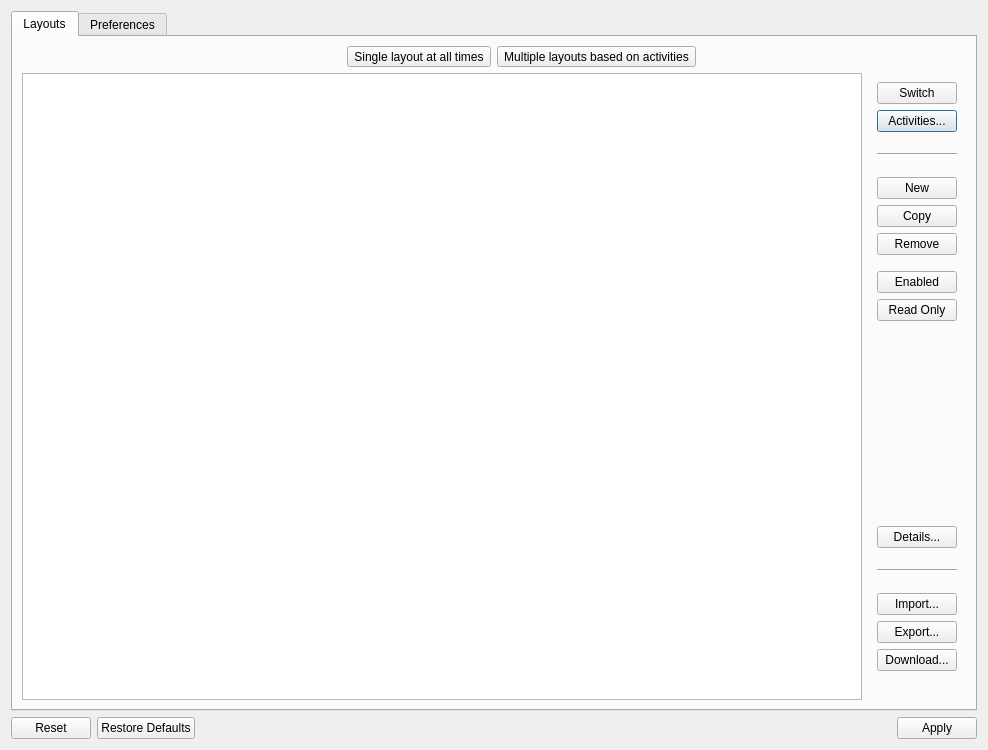
Before: the Qt Designer form app/settings/settingsdialog/settingsdialog.ui in rickysarraf-notmine/latte-dock, drawn with Qt 5.
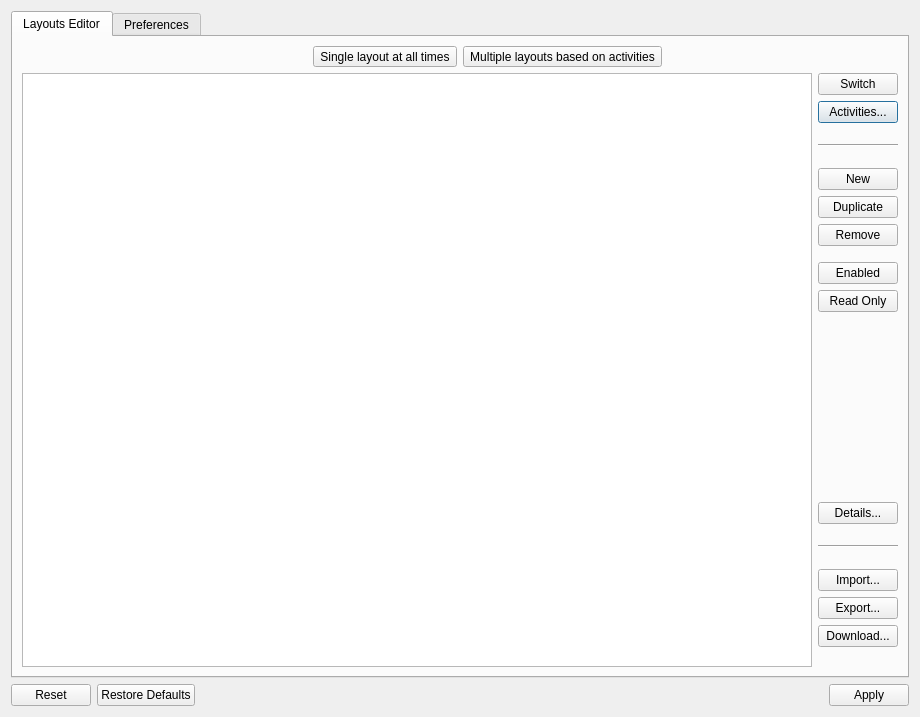
After: the same form once the commit is applied. Icons and pictures are not drawn. Custom widgets are drawn as their Qt base class.

```diff
--- a/app/settings/settingsdialog/settingsdialog.ui
+++ b/app/settings/settingsdialog/settingsdialog.ui
@@ -6,8 +6,8 @@
    <rect>
     <x>0</x>
     <y>0</y>
-    <width>988</width>
-    <height>750</height>
+    <width>920</width>
+    <height>717</height>
    </rect>
   </property>
   <property name="sizePolicy">
@@ -33,7 +33,7 @@
      </property>
      <widget class="QWidget" name="layoutsTab">
       <attribute name="title">
-       <string>Layouts</string>
+       <string>Layouts Editor</string>
       </attribute>
       <layout class="QHBoxLayout" name="horizontalLayout">
        <item>
@@ -159,6 +159,18 @@
            <item>
             <widget class="QWidget" name="widget" native="true">
              <layout class="QVBoxLayout" name="verticalLayout">
+              <property name="leftMargin">
+               <number>0</number>
+              </property>
+              <property name="topMargin">
+               <number>0</number>
+              </property>
+              <property name="rightMargin">
+               <number>0</number>
+              </property>
+              <property name="bottomMargin">
+               <number>0</number>
+              </property>
               <item>
                <widget class="QPushButton" name="switchButton">
                 <property name="text">
@@ -243,7 +255,7 @@
               <item>
                <widget class="QPushButton" name="copyButton">
                 <property name="text">
-                 <string>Copy</string>
+                 <string>Duplicate</string>
                 </property>
                 <property name="icon">
                  <iconset theme="edit-copy">
```
Left out of the diff: 8 changed lines with no effect on the pictures.
